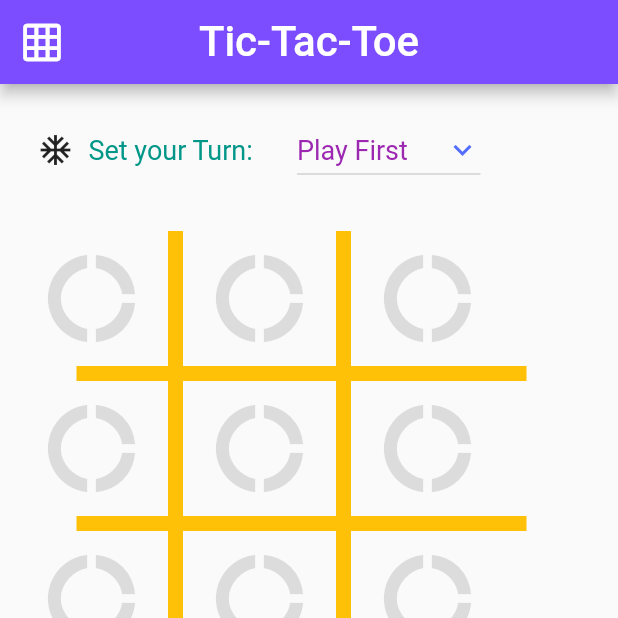
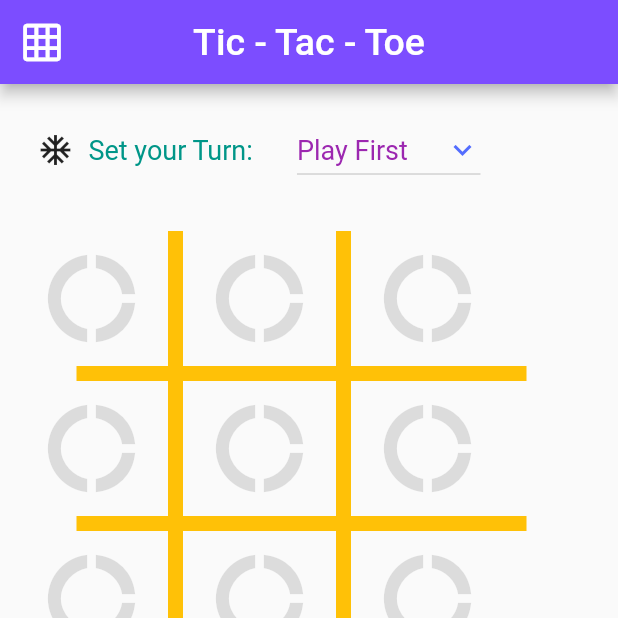
Before and after one commit to MDmubarak786/TIC---TAC---TOE, a Flutter app: the screen it shows after launch, after a tap on "Play", on a phone screen of 412 x 824 dp, the top half of it. Run offline on Flutter 3.47's test engine with Material 2 defaults, Android fonts, the phone set to English and light mode, and no system bars.

Commit message:
tic tac toe !!!!

```diff
--- a/lib/screens/screen1.dart
+++ b/lib/screens/screen1.dart
@@ -34,7 +34,7 @@ class screen1 extends StatelessWidget {
           "Tic - Tac - Toe",
           style: TextStyle(
             color: Colors.white,
-            fontSize: 28,
+            fontSize: 25,
           ),
         ),
         leading: Icon(
--- a/lib/screens/screen2.dart
+++ b/lib/screens/screen2.dart
@@ -9,10 +9,10 @@ class screen2 extends StatelessWidget {
       appBar: AppBar(
         centerTitle: true,
         title: Text(
-          "Tic-Tac-Toe",
+          "Tic - Tac - Toe",
           style: TextStyle(
             color: Colors.white,
-            fontSize: 28,
+            fontSize: 25,
           ),
         ),
         leading: Icon(
```
